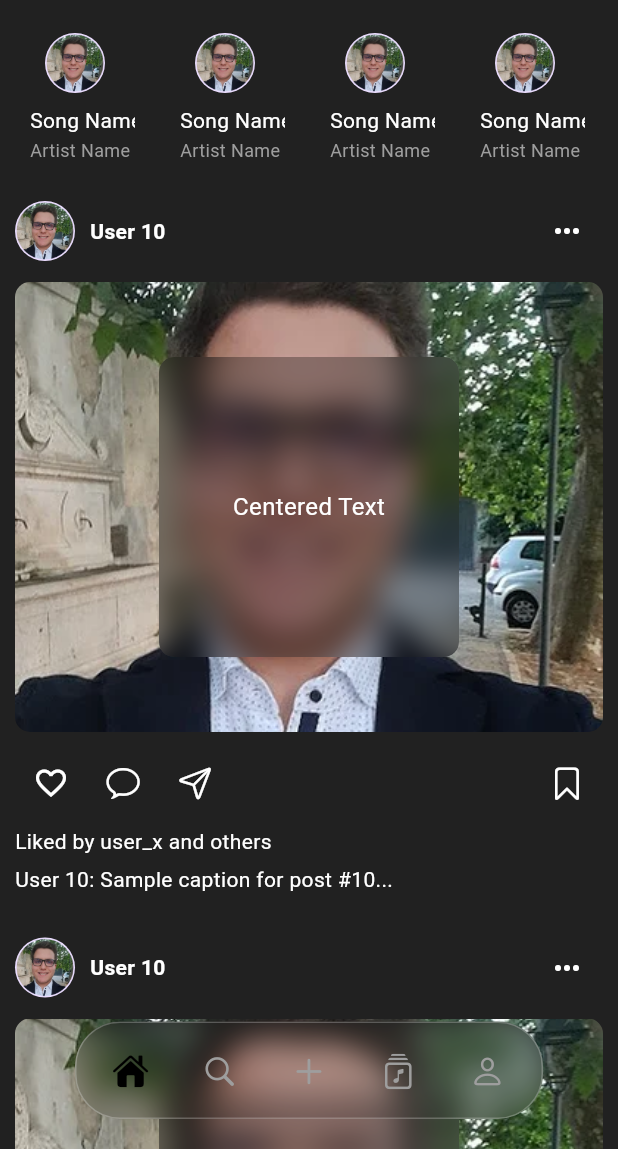
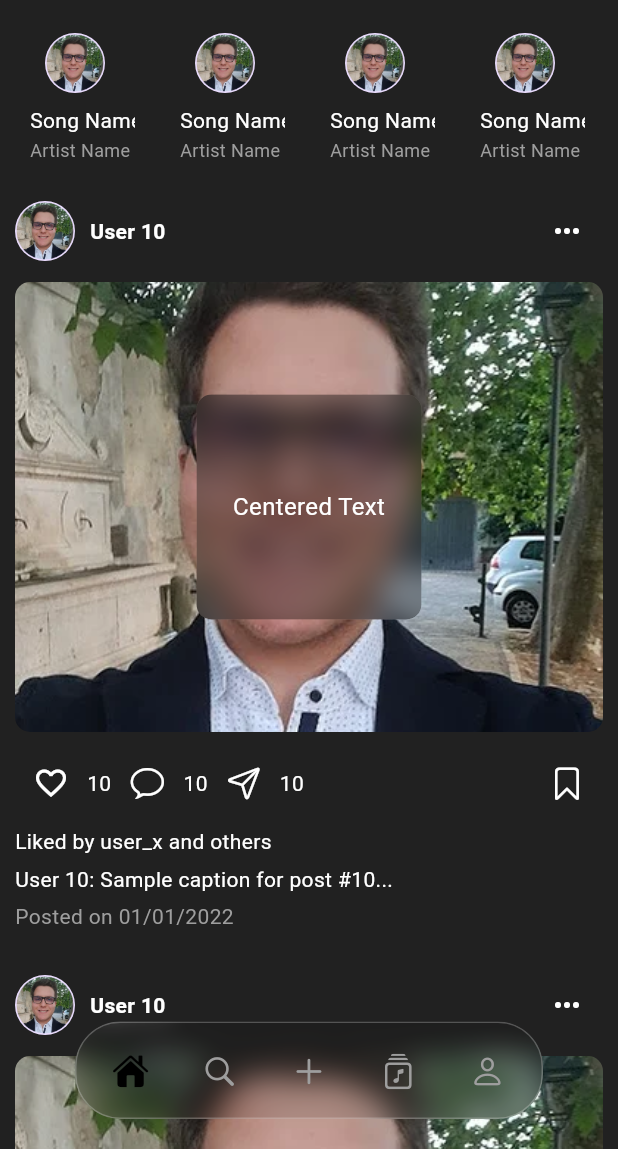
Before and after one commit to iAVAA/vynt, a Flutter app: the screen it shows after launch, on a phone screen of 412 x 824 dp, the part 87-1236 px from its top. Run offline on Flutter 3.47's test engine with Material 3 defaults, Android fonts, the phone set to English and light mode, and no system bars; drawn by our look-alikes of crystal_navigation_bar, marquee; our stand-ins replace animated_splash_screen, firebase_core, google_fonts, page_transition; accounts and stored records are empty.

Commit message:
Added post time and counters for like comments and shares

```diff
--- a/lib/widgets/post_widget.dart
+++ b/lib/widgets/post_widget.dart
@@ -30,6 +30,11 @@ class PostWidget extends StatelessWidget {
           Text(
             'User $index: Sample caption for post #$index...',
             style: const TextStyle(color: Colors.white),
+          ),
+          const SizedBox(height: 5),
+          const Text(
+            'Posted on 01/01/2022',
+            style: TextStyle(color: Colors.grey),
           ),
           const SizedBox(height: 25),
         ],
@@ -75,6 +80,7 @@ class UserInfoRow extends StatelessWidget {
     );
   }
 }
+
 class PostImage extends StatefulWidget {
   final int index;
 
@@ -151,8 +157,8 @@ class _PostImageState extends State<PostImage>
                 child: BackdropFilter(
                   filter: ImageFilter.blur(sigmaX: 10.0, sigmaY: 10.0),
                   child: Container(
-                    width: 200,
-                    height: 200,
+                    width: 150,
+                    height: 150,
                     decoration: BoxDecoration(
                       color: Colors.black.withOpacity(0.3),
                       borderRadius: BorderRadius.circular(10),
@@ -173,7 +179,6 @@ class _PostImageState extends State<PostImage>
     );
   }
 }
-
 
 class PostActions extends StatefulWidget {
   const PostActions({super.key});
@@ -233,6 +238,10 @@ class _PostActionsState extends State<PostActions>
             splashColor: Colors.transparent,
           ),
         ),
+        const Text(
+          '10',
+          style: TextStyle(color: Colors.white),
+        ),
         IconButton(
           icon: const Icon(
             CupertinoIcons.chat_bubble,
@@ -243,6 +252,10 @@ class _PostActionsState extends State<PostActions>
           highlightColor: Colors.transparent,
           splashColor: Colors.transparent,
         ),
+        const Text(
+          '10',
+          style: TextStyle(color: Colors.white),
+        ),
         IconButton(
           icon: const Icon(
             CupertinoIcons.paperplane,
@@ -252,6 +265,10 @@ class _PostActionsState extends State<PostActions>
           hoverColor: Colors.transparent,
           highlightColor: Colors.transparent,
           splashColor: Colors.transparent,
+        ),
+        const Text(
+          '10',
+          style: TextStyle(color: Colors.white),
         ),
         const Spacer(),
         ScaleTransition(
```
